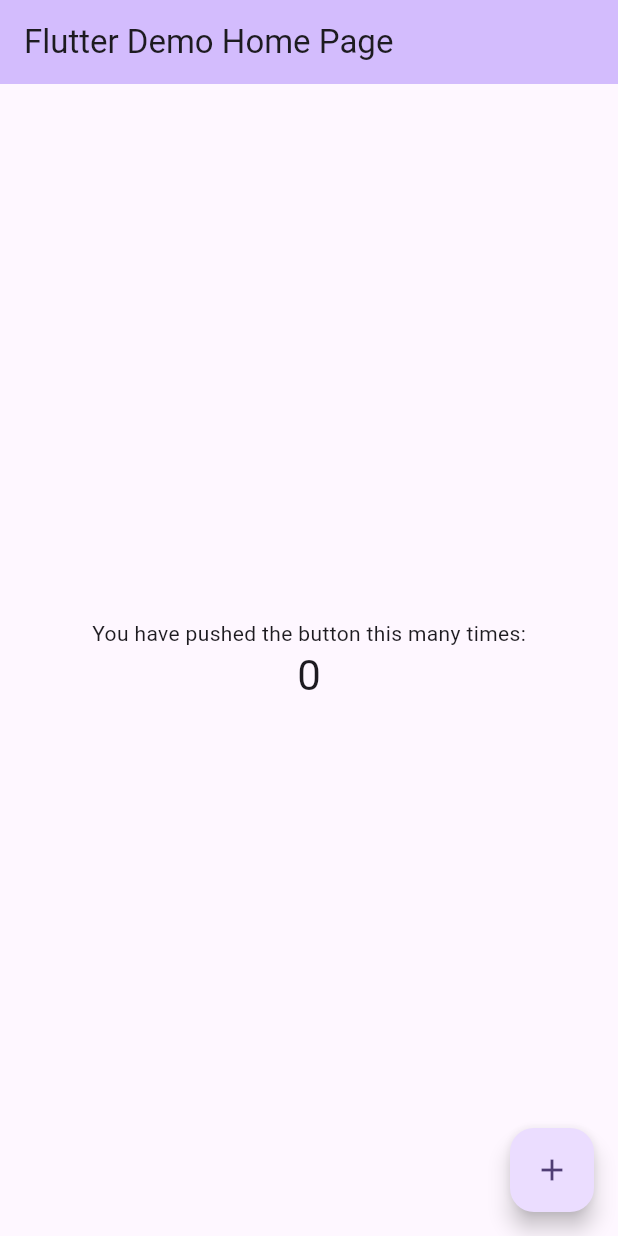
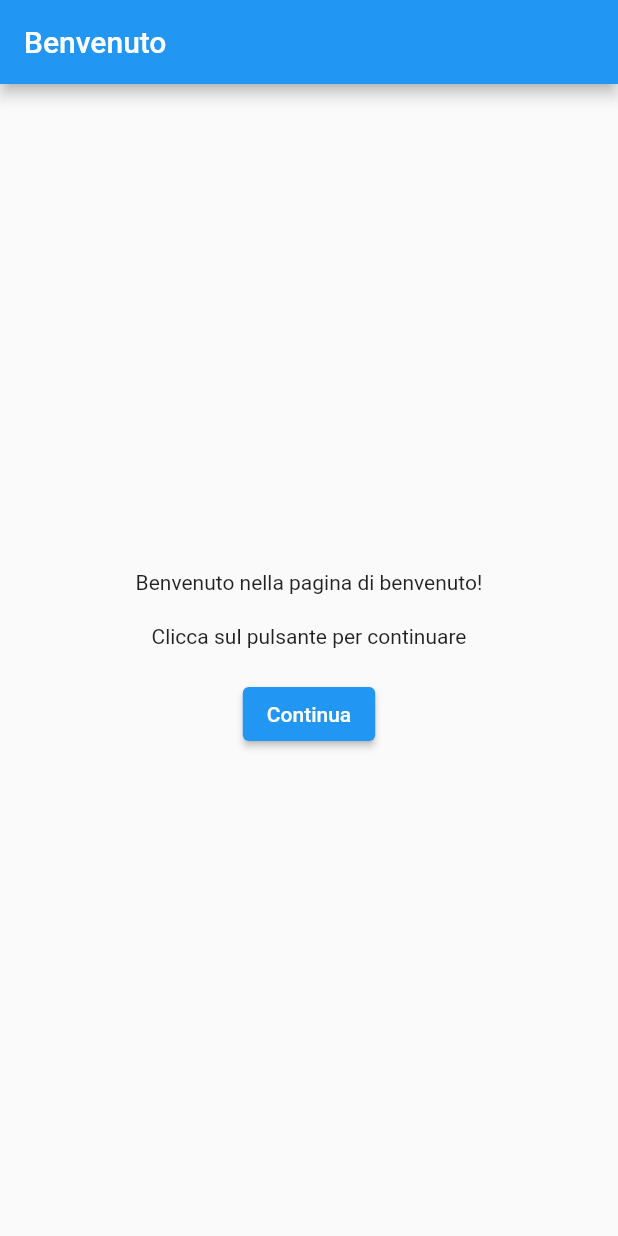
Before and after one commit to joekueng/progetto-m335-flutter, a Flutter app: the screen it shows after launch, on a phone screen of 412 x 824 dp. Run offline on Flutter 3.47's test engine with Material 2 defaults, Android fonts, the phone set to English and light mode, and no system bars; our stand-ins replace firebase_core; accounts and stored records are empty.

Commit message:
welcom page and home page init

```diff
--- a/lib/main.dart
+++ b/lib/main.dart
@@ -1,4 +1,7 @@
 import 'package:flutter/material.dart';
+import 'package:flutter/material.dart';
+import 'pages/welcome_page.dart';
+import 'pages/home_page.dart';
 
 void main() {
   runApp(const MyApp());
@@ -13,113 +16,29 @@ class MyApp extends StatelessWidget {
     return MaterialApp(
       title: 'Flutter Demo',
       theme: ThemeData(
-        // This is the theme of your application.
-        //
-        // TRY THIS: Try running your application with "flutter run". You'll see
-        // the application has a blue toolbar. Then, without quitting the app,
-        // try changing the seedColor in the colorScheme below to Colors.green
-        // and then invoke "hot reload" (save your changes or press the "hot
-        // reload" button in a Flutter-supported IDE, or press "r" if you used
-        // the command line to start the app).
-        //
-        // Notice that the counter didn't reset back to zero; the application
-        // state is not lost during the reload. To reset the state, use hot
-        // restart instead.
-        //
-        // This works for code too, not just values: Most code changes can be
-        // tested with just a hot reload.
-        colorScheme: ColorScheme.fromSeed(seedColor: Colors.deepPurple),
-        useMaterial3: true,
-      ),
-      home: const MyHomePage(title: 'Flutter Demo Home Page'),
+          primaryColor: Colors.red,
+          accentCoulor: Colors.blue,
+          fontFamily: 'Roboto',
+          textTheme: TextTheme(
+            headline1: TextStyle(fontSize: 24),
+            headline2: TextStyle(fontSize: 20),
+            headline3: TextStyle(fontSize: 16),
+          )),
+      // Cambia la proprietà `home` con `WelcomePage()`
+      home: WelcomePage(),
+      // Aggiungi un nuovo `onGenerateRoute`
+      onGenerateRoute: (settings) {
+        // Se la route è `/home`, esci dal `WelcomePage()` e vai alla `HomePage()`
+        if (settings.name == '/home') {
+          Navigator.pop(context);
+          return MaterialPageRoute(
+              builder: (context) => const HomePage(
+                    title: 'Titolo',
+                  ));
+        }
+        // Altrimenti, restituisci la route predefinita
+        return MaterialPageRoute(builder: (context) => WelcomePage());
+      },
     );
   }
 }
-
-class MyHomePage extends StatefulWidget {
-  const MyHomePage({super.key, required this.title});
-
-  // This widget is the home page of your application. It is stateful, meaning
-  // that it has a State object (defined below) that contains fields that affect
-  // how it looks.
-
-  // This class is the configuration for the state. It holds the values (in this
-  // case the title) provided by the parent (in this case the App widget) and
-  // used by the build method of the State. Fields in a Widget subclass are
-  // always marked "final".
-
-  final String title;
-
-  @override
-  State<MyHomePage> createState() => _MyHomePageState();
-}
-
-class _MyHomePageState extends State<MyHomePage> {
-  int _counter = 0;
-
-  void _incrementCounter() {
-    setState(() {
-      // This call to setState tells the Flutter framework that something has
-      // changed in this State, which causes it to rerun the build method below
-      // so that the display can reflect the updated values. If we changed
-      // _counter without calling setState(), then the build method would not be
-      // called again, and so nothing would appear to happen.
-      _counter++;
-    });
-  }
-
-  @override
-  Widget build(BuildContext context) {
-    // This method is rerun every time setState is called, for instance as done
-    // by the _incrementCounter method above.
-    //
-    // The Flutter framework has been optimized to make rerunning build methods
-    // fast, so that you can just rebuild anything that needs updating rather
-    // than having to individually change instances of widgets.
-    return Scaffold(
-      appBar: AppBar(
-        // TRY THIS: Try changing the color here to a specific color (to
-        // Colors.amber, perhaps?) and trigger a hot reload to see the AppBar
-        // change color while the other colors stay the same.
-        backgroundColor: Theme.of(context).colorScheme.inversePrimary,
-        // Here we take the value from the MyHomePage object that was created by
-        // the App.build method, and use it to set our appbar title.
-        title: Text(widget.title),
-      ),
-      body: Center(
-        // Center is a layout widget. It takes a single child and positions it
-        // in the middle of the parent.
-        child: Column(
-          // Column is also a layout widget. It takes a list of children and
-          // arranges them vertically. By default, it sizes itself to fit its
-          // children horizontally, and tries to be as tall as its parent.
-          //
-          // Column has various properties to control how it sizes itself and
-          // how it positions its children. Here we use mainAxisAlignment to
-          // center the children vertically; the main axis here is the vertical
-          // axis because Columns are vertical (the cross axis would be
-          // horizontal).
-          //
-          // TRY THIS: Invoke "debug painting" (choose the "Toggle Debug Paint"
-          // action in the IDE, or press "p" in the console), to see the
-          // wireframe for each widget.
-          mainAxisAlignment: MainAxisAlignment.center,
-          children: <Widget>[
-            const Text(
-              'You have pushed the button this many times:',
-            ),
-            Text(
-              '$_counter',
-              style: Theme.of(context).textTheme.headlineMedium,
-            ),
-          ],
-        ),
-      ),
-      floatingActionButton: FloatingActionButton(
-        onPressed: _incrementCounter,
-        tooltip: 'Increment',
-        child: const Icon(Icons.add),
-      ), // This trailing comma makes auto-formatting nicer for build methods.
-    );
-  }
-}
--- /dev/null
+++ b/lib/pages/welcome_page.dart
@@ -0,0 +1,31 @@
+import 'package:flutter/material.dart';
+
+
+class WelcomePage extends StatelessWidget {
+  @override
+  Widget build(BuildContext context) {
+    return MaterialApp(
+      title: 'Pagina di benvenuto',
+      home: Scaffold(
+        appBar: AppBar(
+          title: Text('Benvenuto'),
+        ),
+        body: Center(
+          child: Column(
+            mainAxisAlignment: MainAxisAlignment.center,
+            children: [
+              Text('Benvenuto nella pagina di benvenuto!'),
+              SizedBox(height: 20),
+              Text('Clicca sul pulsante per continuare'),
+              SizedBox(height: 20),
+              ElevatedButton(
+                onPressed: () {},
+                child: Text('Continua'),
+              ),
+            ],
+          ),
+        ),
+      ),
+    );
+  }
+}
```
Also changed, not shown: lib/pages/home_page.dart (added, +89 -0 lines), lib/model/base_entity.dart (renamed from lib/database/base_entity.dart), lib/model/identifiers/enum/color.dart (renamed from lib/database/identifiers/enum/color.dart), lib/model/identifiers/enum/priority.dart (renamed from lib/database/identifiers/enum/priority.dart), lib/model/identifiers/tag.dart (renamed from lib/database/identifiers/tag.dart), lib/model/note.dart (renamed from lib/database/note.dart), lib/model/promemoria.dart (renamed from lib/database/promemoria.dart).
